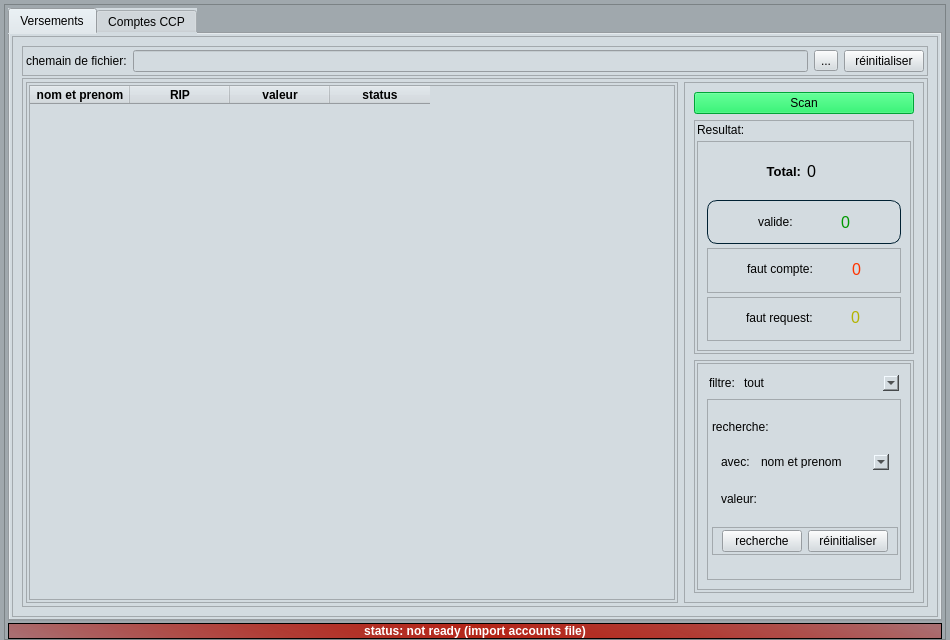
otmanLAHRECHE/CCP_cheker, file ui/main_ui.ui: the form before one commit.
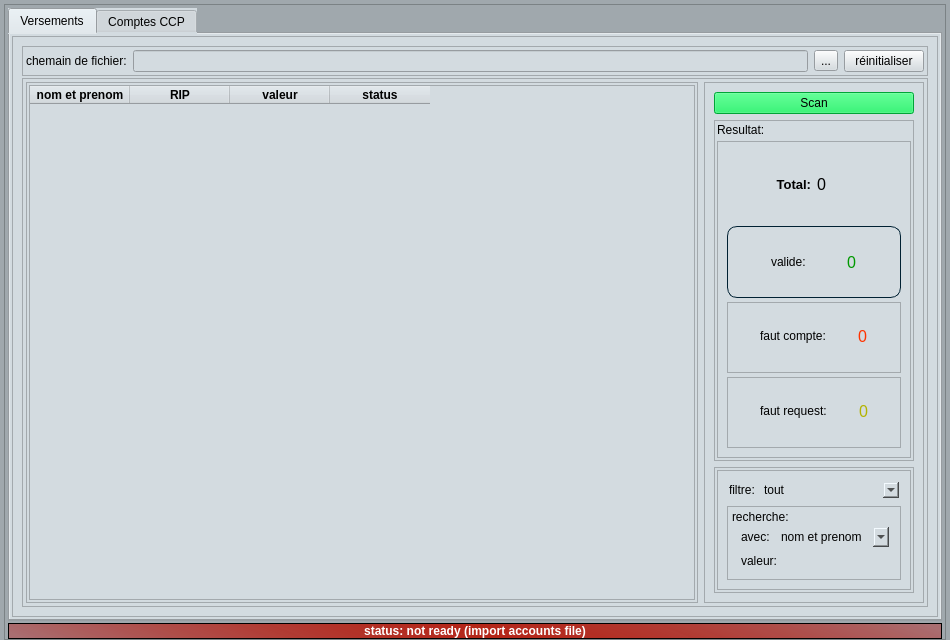
The form after the commit. The open tabs and pages were chosen to show the change.

What changed in the file:
```diff
--- a/ui/main_ui.ui
+++ b/ui/main_ui.ui
@@ -639,6 +639,12 @@
                     </item>
                     <item>
                      <widget class="QFrame" name="frame_8">
+                      <property name="sizePolicy">
+                       <sizepolicy hsizetype="Preferred" vsizetype="Fixed">
+                        <horstretch>0</horstretch>
+                        <verstretch>0</verstretch>
+                       </sizepolicy>
+                      </property>
                       <property name="frameShape">
                        <enum>QFrame::StyledPanel</enum>
                       </property>
@@ -663,6 +669,18 @@
                        </property>
                        <item>
                         <widget class="QFrame" name="frame_10">
+                         <property name="sizePolicy">
+                          <sizepolicy hsizetype="Preferred" vsizetype="Fixed">
+                           <horstretch>0</horstretch>
+                           <verstretch>0</verstretch>
+                          </sizepolicy>
+                         </property>
+                         <property name="minimumSize">
+                          <size>
+                           <width>0</width>
+                           <height>120</height>
+                          </size>
+                         </property>
                          <property name="styleSheet">
                           <string notr="true">
 QFrame {
@@ -766,6 +784,12 @@
                           </item>
                           <item>
                            <widget class="QFrame" name="frame_16">
+                            <property name="sizePolicy">
+                             <sizepolicy hsizetype="Fixed" vsizetype="Preferred">
+                              <horstretch>0</horstretch>
+                              <verstretch>0</verstretch>
+                             </sizepolicy>
+                            </property>
                             <property name="styleSheet">
                              <string notr="true"/>
                             </property>
@@ -857,6 +881,12 @@
                                     <verstretch>0</verstretch>
                                    </sizepolicy>
                                   </property>
+                                  <property name="minimumSize">
+                                   <size>
+                                    <width>0</width>
+                                    <height>20</height>
+                                   </size>
+                                  </property>
                                   <property name="styleSheet">
                                    <string notr="true"/>
                                   </property>
@@ -919,65 +949,11 @@
                                     <verstretch>0</verstretch>
                                    </sizepolicy>
                                   </property>
-                                 </widget>
-                                </item>
-                               </layout>
-                              </widget>
-                             </item>
-                             <item>
-                              <widget class="QFrame" name="frame_19">
-                               <property name="sizePolicy">
-                                <sizepolicy hsizetype="Preferred" vsizetype="Fixed">
-                                 <horstretch>0</horstretch>
-                                 <verstretch>0</verstretch>
-                                </sizepolicy>
-                               </property>
-                               <property name="styleSheet">
-                                <string notr="true">
-QFrame {
-	border-radius: 0px;
-	border: 0px;
-};</string>
-                               </property>
-                               <property name="frameShape">
-                                <enum>QFrame::StyledPanel</enum>
-                               </property>
-                               <property name="frameShadow">
-                                <enum>QFrame::Raised</enum>
-                               </property>
-                               <layout class="QHBoxLayout" name="horizontalLayout_10">
-                                <property name="leftMargin">
-                                 <number>9</number>
-                                </property>
-                                <property name="topMargin">
-                                 <number>2</number>
-                                </property>
-                                <property name="bottomMargin">
-                                 <number>2</number>
-                                </property>
-                                <item>
-                                 <widget class="QPushButton" name="pushButton_3">
-                                  <property name="sizePolicy">
-                                   <sizepolicy hsizetype="Fixed" vsizetype="Fixed">
-                                    <horstretch>0</horstretch>
-                                    <verstretch>0</verstretch>
-                                   </sizepolicy>
-                                  </property>
-                                  <property name="text">
-                                   <string>recherche</string>
-                                  </property>
-                                 </widget>
-                                </item>
-                                <item>
-                                 <widget class="QPushButton" name="pushButton_4">
-                                  <property name="sizePolicy">
-                                   <sizepolicy hsizetype="Minimum" vsizetype="Fixed">
-                                    <horstretch>0</horstretch>
-                                    <verstretch>0</verstretch>
-                                   </sizepolicy>
-                                  </property>
-                                  <property name="text">
-                                   <string>réinitialiser</string>
+                                  <property name="minimumSize">
+                                   <size>
+                                    <width>0</width>
+                                    <height>20</height>
+                                   </size>
                                   </property>
                                  </widget>
                                 </item>
```
Left out of the diff: 87 changed lines with no effect on the pictures.
